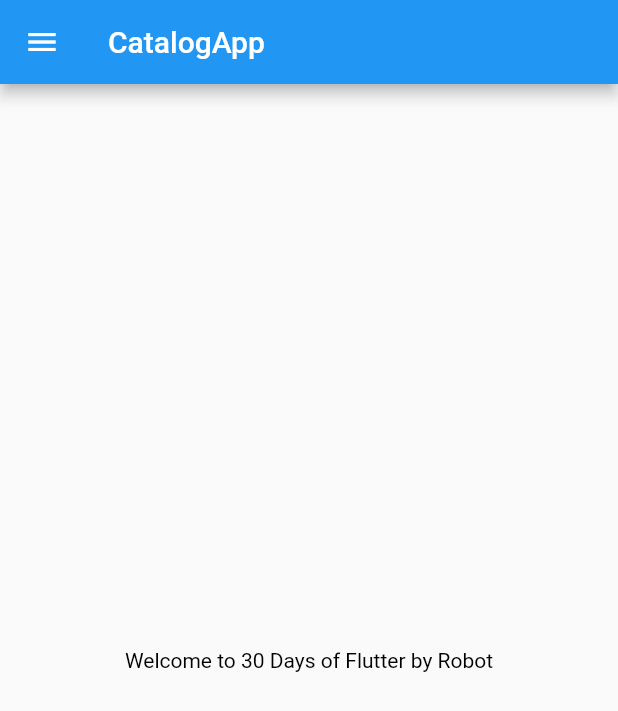
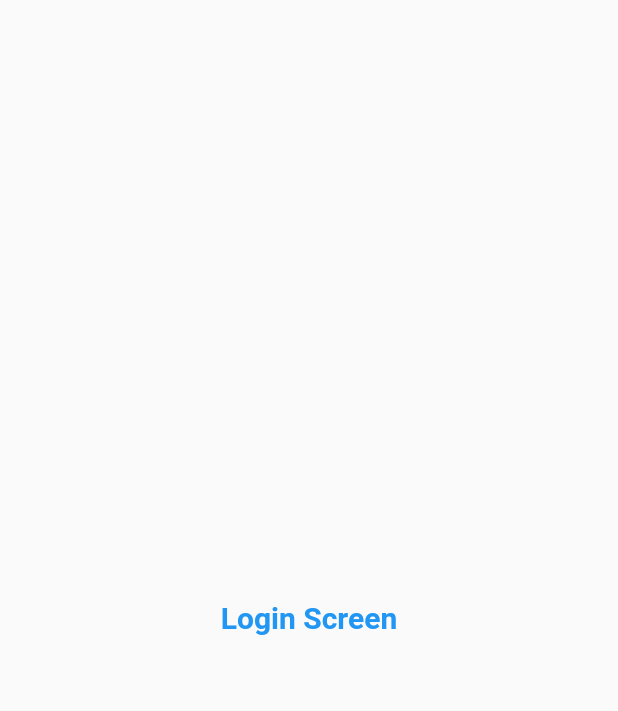
Before and after one commit to Rohit-Chandra-007/flutter_practise, a Flutter app: the screen it shows after launch, on a phone screen of 412 x 824 dp. Shown: the top 711 px of the screen. Run offline on Flutter 3.47's test engine with Material 2 defaults, Android fonts, the phone set to English and light mode, and no system bars.

Commit message:
day three of flutter Functions, Classes, Routes, Theme & Text

```diff
--- a/lib/main.dart
+++ b/lib/main.dart
@@ -1,4 +1,6 @@
 import 'package:flutter/material.dart';
+import 'package:flutter_practise/screens/home_screen.dart';
+import 'package:flutter_practise/screens/login_screen.dart';
 
 void main() => runApp(const MyApp());
 
@@ -7,21 +9,15 @@ class MyApp extends StatelessWidget {
 
   @override
   Widget build(BuildContext context) {
-    int days = 30;
-    String name = "Robot";
-
     return MaterialApp(
-      home: Scaffold(
-          appBar: AppBar(
-            title: const Text('CatalogApp'),
-          ),
-          body: Center(
-            child: Text(
-              "Welcome to $days Days of Flutter by $name",
-              style: const TextStyle(color: Colors.black),
-            ),
-          ),
-          drawer: const Drawer()),
+      routes: {
+        "/": (context) => const LoginScreen(),
+        "/login": (context) => const LoginScreen(),
+        "/home": (context) => const HomeScreen(),
+      },
+      themeMode: ThemeMode.light,
+      theme: ThemeData(primarySwatch: Colors.deepPurple),
+      darkTheme: ThemeData(brightness: Brightness.dark),
     );
   }
 }
--- /dev/null
+++ b/lib/screens/home_screen.dart
@@ -0,0 +1,22 @@
+import 'package:flutter/material.dart';
+
+class HomeScreen extends StatelessWidget {
+  const HomeScreen({Key? key}) : super(key: key);
+
+  @override
+  Widget build(BuildContext context) {
+    int days = 30;
+    String name = "Robot";
+    return Scaffold(
+      appBar: AppBar(
+        title: const Text('CatalogApp'),
+      ),
+      body: Center(
+        child: Text(
+          "Welcome to $days Days of Flutter by $name",
+        ),
+      ),
+      drawer: const Drawer(),
+    );
+  }
+}
--- /dev/null
+++ b/lib/screens/login_screen.dart
@@ -0,0 +1,21 @@
+import 'package:flutter/material.dart';
+
+class LoginScreen extends StatelessWidget {
+  const LoginScreen({Key? key}) : super(key: key);
+
+  @override
+  Widget build(BuildContext context) {
+    return const Material(
+      child: Center(
+        child: Text(
+          "Login Screen",
+          style: TextStyle(
+            fontSize: 20,
+            color: Colors.blue,
+            fontWeight: FontWeight.bold,
+          ),
+        ),
+      ),
+    );
+  }
+}
```
Also changed, not shown: lib/routes/my_app_route.dart (added).
